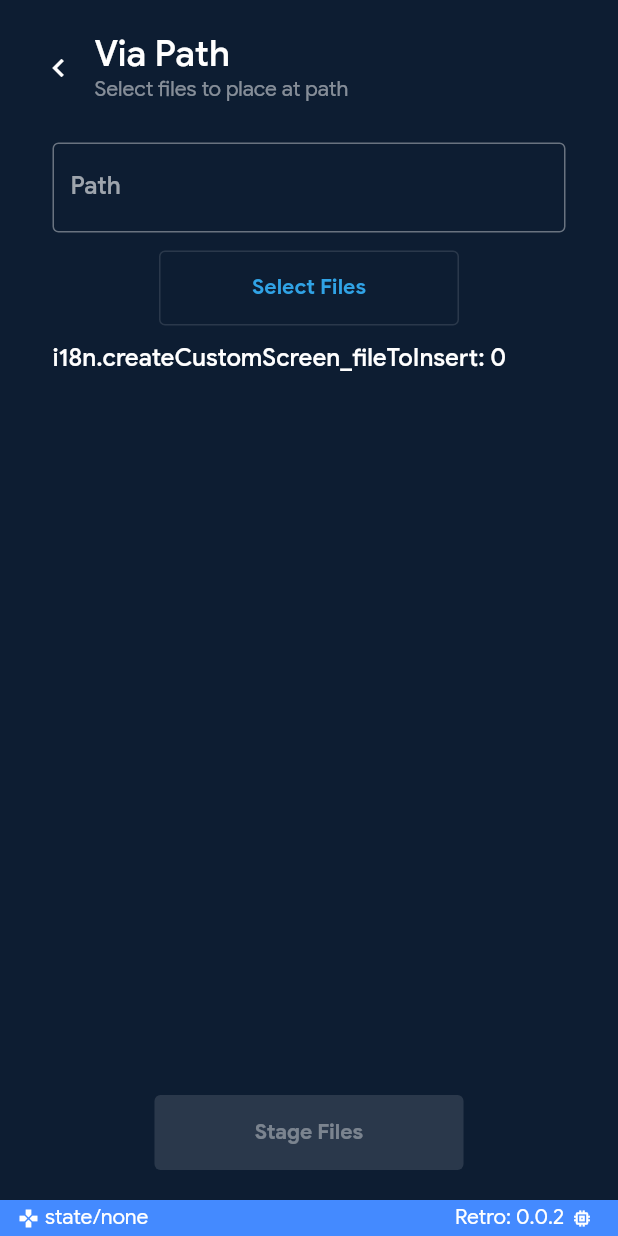
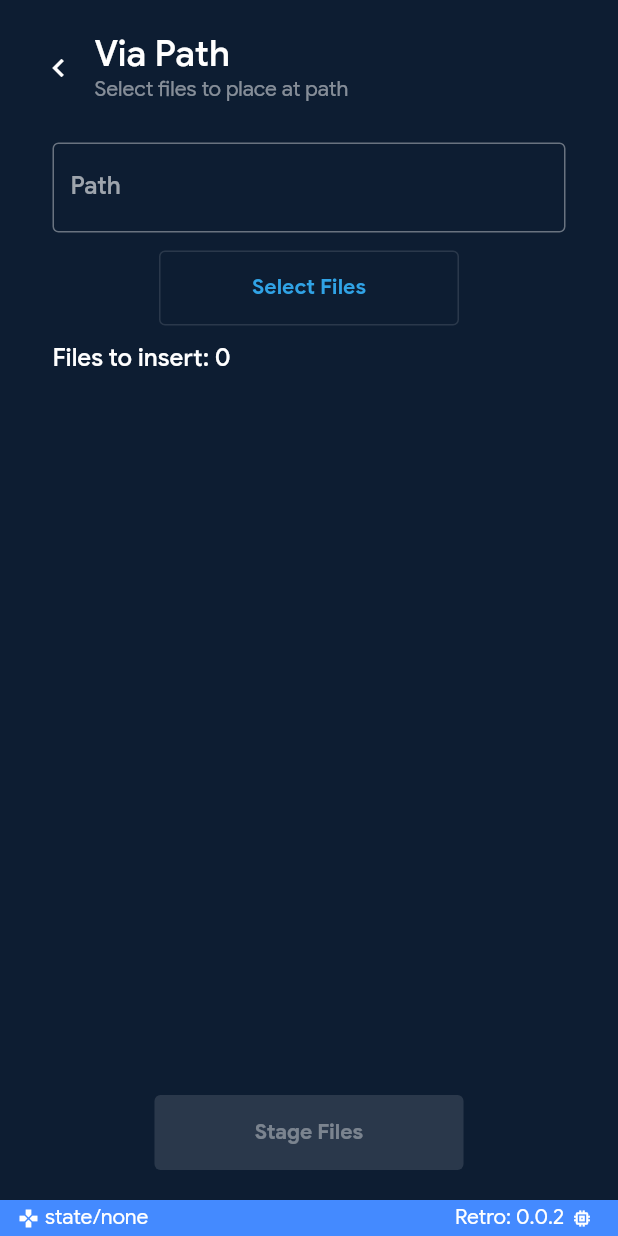
Before and after one commit to HarbourMasters/retro, a Flutter app: the CreateCustomScreen screen opened by its route, on a phone screen of 412 x 824 dp. Run offline on Flutter 3.47's test engine with Material 2 defaults, Android fonts, the phone set to English and light mode, and no system bars; our stand-ins replace file_picker, tuple; missing offline and left inert: flutter_storm, window_size; generated files the repository leaves out were written again.

Commit message:
FIX: Use interpolation for localization + number case
FIX: Use interpolation for localization + number case
TWEAK: Added a space on localizations related to this

```diff
--- a/lib/features/create/create_custom/create_custom_screen.dart
+++ b/lib/features/create/create_custom/create_custom_screen.dart
@@ -64,7 +64,7 @@ class _CreateCustomScreenState extends State<CreateCustomScreen> {
               child: Align(
                 alignment: Alignment.centerLeft,
                 child: Text(
-                  'i18n.createCustomScreen_fileToInsert: ${viewModel.files.length}', // TODO Fix this one to use localisation properly
+                  '${i18n.createCustomScreen_fileToInsert}${viewModel.files.length}',
                   style: textTheme.subtitle1,
                 ),
               ),
--- a/lib/l10n/app_en.arb
+++ b/lib/l10n/app_en.arb
@@ -40,7 +40,7 @@
     "createCustomScreen_subtitle": "Select files to place at path",
     "createCustomScreen_labelPath": "Path",
     "createCustomScreen_selectButton": "Select Files",
-    "createCustomScreen_fileToInsert": "Files to insert:",
+    "createCustomScreen_fileToInsert": "Files to insert: ",
     "createCustomScreen_stageFiles": "Stage Files",
     "inspectOtrScreen_inspectOtr": "Inspect OTR",
     "inspectOtrScreen_inspectOtrSubtitle": "Inspect the contents of an OTR",
--- a/lib/l10n/app_fr.arb
+++ b/lib/l10n/app_fr.arb
@@ -40,7 +40,7 @@
     "createCustomScreen_subtitle": "Sélectionnez les fichiers à placer dans le chemin",
     "createCustomScreen_labelPath": "Chemin",
     "createCustomScreen_selectButton": "Sélectionnez les fichiers",
-    "createCustomScreen_fileToInsert": "Fichiers à ajouter:",
+    "createCustomScreen_fileToInsert": "Fichiers à ajouter: ",
     "createCustomScreen_stageFiles": "Indexer les fichiers",
     "inspectOtrScreen_inspectOtr": "Inspecter un OTR",
     "inspectOtrScreen_inspectOtrSubtitle": "Inspecter le contenu d'un OTR",
```
